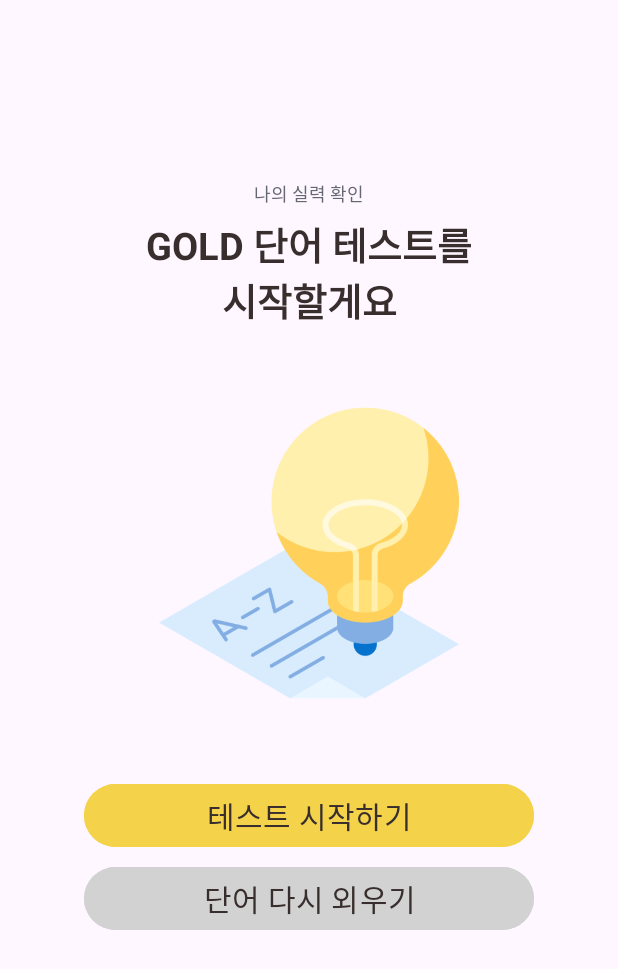
After one commit to girin-sj/memorycat, an Android app: the QuizStartActivity screen opened directly, with no data from a screen before it, on a phone screen of 412 x 824 dp. The commit adds this screen. Shown: the top 969 px of the screen. Run offline under Robolectric (Android 15) with nearby library versions, the phone set to English and light mode, and no system bars.

Commit message:
quiz 첫 화면 xml 구성, color 추가
quiz 액티비티와 레이아웃을 추가하고 color.xml에 앞으로 계속 쓸 색깔 등록해두었어요

```diff
--- a/app/src/main/AndroidManifest.xml
+++ b/app/src/main/AndroidManifest.xml
@@ -13,6 +13,9 @@
         android:theme="@style/Theme.Memorycat"
         tools:targetApi="31">
         <activity
+            android:name=".QuizStartActivity"
+            android:exported="false" />
+        <activity
             android:name=".MainActivity"
             android:exported="true">
             <intent-filter>
--- /dev/null
+++ b/app/src/main/java/com/example/memorycat/QuizStartActivity.kt
@@ -0,0 +1,11 @@
+package com.example.memorycat
+
+import androidx.appcompat.app.AppCompatActivity
+import android.os.Bundle
+
+class QuizStartActivity : AppCompatActivity() {
+    override fun onCreate(savedInstanceState: Bundle?) {
+        super.onCreate(savedInstanceState)
+        setContentView(R.layout.activity_quiz_start)
+    }
+}
--- /dev/null
+++ b/app/src/main/res/layout/activity_quiz_start.xml
@@ -0,0 +1,51 @@
+<?xml version="1.0" encoding="utf-8"?>
+<LinearLayout
+    xmlns:android="http://schemas.android.com/apk/res/android"
+    xmlns:app="http://schemas.android.com/apk/res-auto"
+    xmlns:tools="http://schemas.android.com/tools"
+    android:layout_width="match_parent"
+    android:layout_height="match_parent"
+    android:orientation="vertical"
+    android:paddingTop="120dp"
+    tools:context=".QuizStartActivity">
+    <TextView
+        android:layout_width="match_parent"
+        android:layout_height="wrap_content"
+        android:gravity="center_horizontal"
+        android:text="나의 실력 확인"
+        android:textSize="12dp"
+        android:textColor="@color/graydark"/>
+    <TextView
+        android:layout_width="match_parent"
+        android:layout_height="wrap_content"
+        android:gravity="center_horizontal"
+        android:layout_marginTop="6dp"
+        android:text="GOLD 단어 테스트를\n시작할게요"
+        android:textStyle="bold"
+        android:textSize="25dp"
+        android:textColor="@color/mainblack"/>
+    <ImageView
+        android:layout_width="200dp"
+        android:layout_height="200dp"
+        android:layout_gravity="center_horizontal"
+        android:layout_marginTop="50dp"
+        android:src="@drawable/testStart"/>
+    <Button
+        android:layout_width="300dp"
+        android:layout_height="50dp"
+        android:layout_gravity="center_horizontal"
+        android:layout_marginTop="50dp"
+        android:backgroundTint="@color/yellow"
+        android:text="테스트 시작하기"
+        android:textColor="@color/mainblack"
+        android:textSize="20dp"/>
+    <Button
+        android:layout_width="300dp"
+        android:layout_height="50dp"
+        android:layout_gravity="center_horizontal"
+        android:layout_marginTop="5dp"
+        android:backgroundTint="@color/graylight"
+        android:text="단어 다시 외우기"
+        android:textColor="@color/mainblack"
+        android:textSize="20dp"/>
+</LinearLayout>
--- a/app/src/main/res/values/colors.xml
+++ b/app/src/main/res/values/colors.xml
@@ -2,4 +2,10 @@
 <resources>
     <color name="black">#FF000000</color>
     <color name="white">#FFFFFFFF</color>
+    <color name="graydark">#656872</color>
+    <color name="graylight">#D2D2D2</color>
+    <color name="yellow">#F4D34A</color>
+    <color name="mainblack">#382E2E</color>
+    <color name="peowpink">#E99C7C</color>
+    <color name="backwhite">#F6F6F6</color>
 </resources>
```
Also changed, not shown: app/src/main/res/drawable/testStart.png (added).
